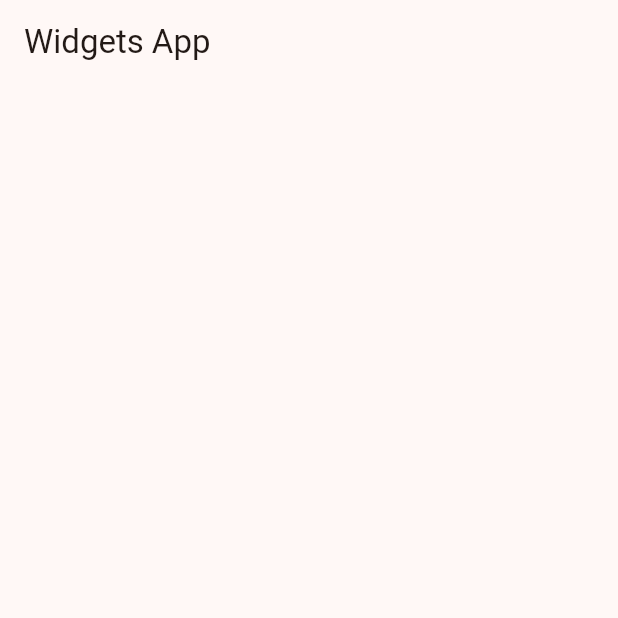
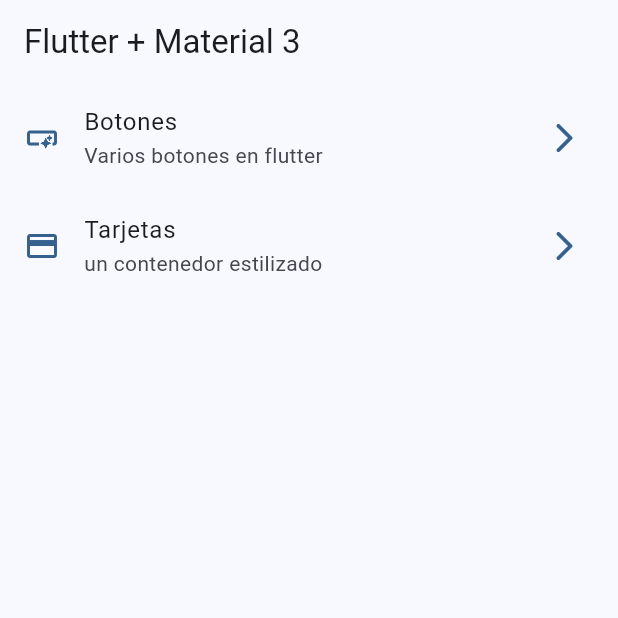
Before and after one commit to drverao/widgets_app, a Flutter app: the screen it shows after launch, on a phone screen of 412 x 824 dp, the top half of it. Run offline on Flutter 3.47's test engine with Material 2 defaults, Android fonts, the phone set to English and light mode, and no system bars.

Commit message:
Home Screeen Implemnetado

```diff
--- a/lib/main.dart
+++ b/lib/main.dart
@@ -13,7 +13,7 @@ class MainApp extends StatelessWidget {
   Widget build(BuildContext context) {
     return MaterialApp(
         debugShowCheckedModeBanner: false,
-        theme: AppTheme(selectedColor: 9).getTheme(),
+        theme: AppTheme(selectedColor: 0).getTheme(),
         home: const HomeScreen());
   }
 }
--- a/lib/presentation/screens/home/home_screen.dart
+++ b/lib/presentation/screens/home/home_screen.dart
@@ -1,4 +1,5 @@
 import 'package:flutter/material.dart';
+import 'package:widgets_app/config/menu/menu_items.dart';
 
 class HomeScreen extends StatelessWidget {
   const HomeScreen({super.key});
@@ -7,8 +8,47 @@ class HomeScreen extends StatelessWidget {
   Widget build(BuildContext context) {
     return Scaffold(
       appBar: AppBar(
-        title: const Text('Widgets App'),
+        title: const Text('Flutter + Material 3'),
       ),
+      body: const _HomeView(),
     );
   }
 }
+
+class _HomeView extends StatelessWidget {
+  const _HomeView();
+
+  @override
+  Widget build(BuildContext context) {
+    return ListView.builder(
+        itemCount: appMenuItems.length,
+        itemBuilder: (context, index) {
+          final menuItem = appMenuItems[index];
+          return _CustomListTitle(menuItem: menuItem);
+        });
+  }
+}
+
+class _CustomListTitle extends StatelessWidget {
+  const _CustomListTitle({
+    required this.menuItem,
+  });
+
+  final MenuItem menuItem;
+
+  @override
+  Widget build(BuildContext context) {
+    final colors = Theme.of(context).colorScheme;
+    return ListTile(
+        title: Text(menuItem.title),
+        trailing: Icon(Icons.arrow_forward_ios_rounded, color: colors.primary),
+        subtitle: Text(menuItem.subtitle),
+        leading: Icon(
+          menuItem.icon,
+          color: colors.primary,
+        ),
+        onTap: () {
+          //TODO: navegar a otra panatalla
+        });
+  }
+}
```
Also changed, not shown: pubspec.lock.
